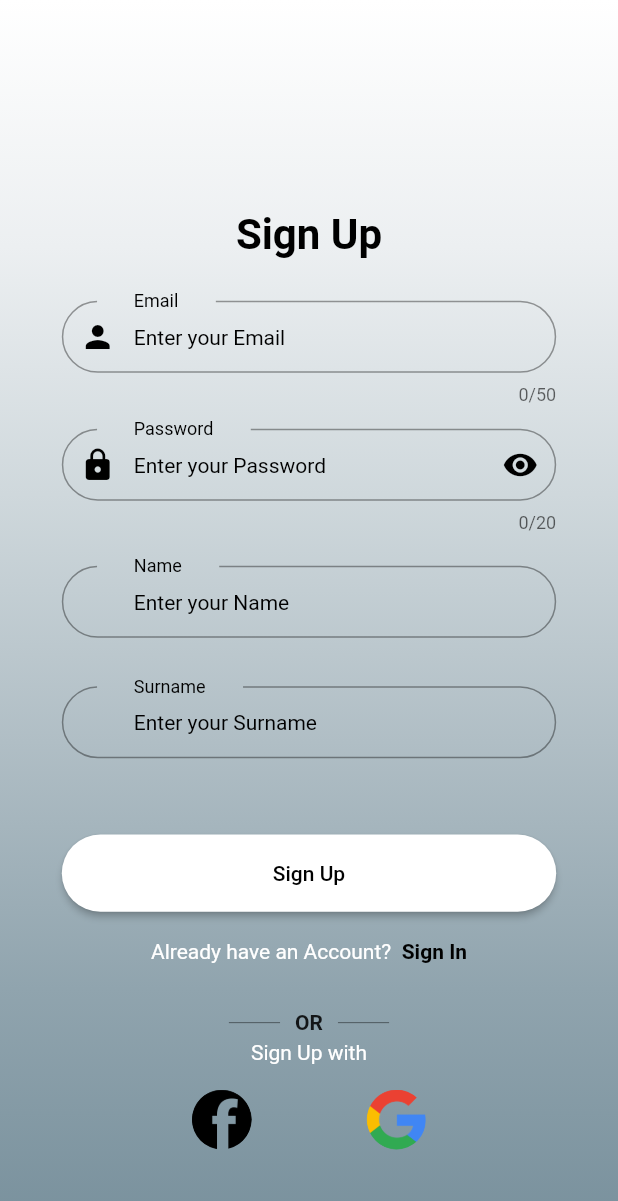
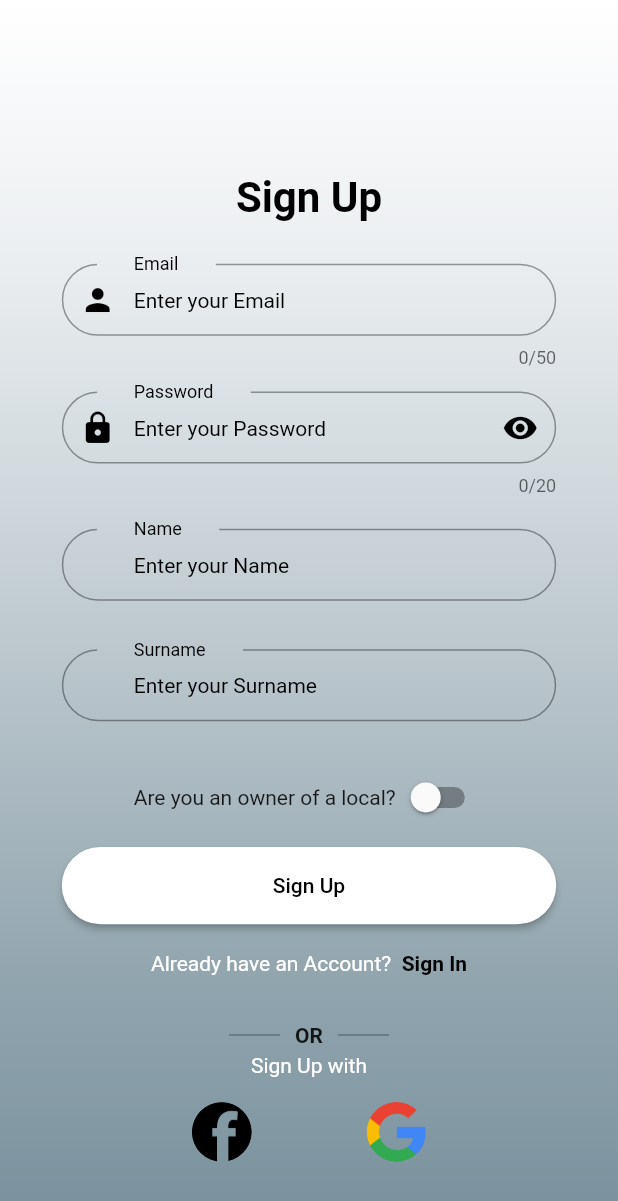
Before and after one commit to enricosarneri/Design-and-Implementation-of-Mobile-Applications, a Flutter app: the Registration screen opened directly, on a phone screen of 412 x 824 dp. Shown: the top 1201 px of the screen. Run offline on Flutter 3.47's test engine with Material 2 defaults, Android fonts, the phone set to English and light mode, and no system bars; our stand-ins replace cloud_firestore, firebase_auth, firebase_core, fluttertoast, geolocator, google_maps_flutter and 7 more; missing offline and left inert: draggable_bottom_sheet, draggable_scrollbar, flutter_facebook_login, geocoder, qr_code_scanner; accounts and stored records are empty.

Commit message:
bottone are you an owner

```diff
--- a/Event_handler_application/lib/screens/authenticate/registration.dart
+++ b/Event_handler_application/lib/screens/authenticate/registration.dart
@@ -191,7 +191,7 @@ class _RegistrationState extends State<Registration> {
                   mainAxisAlignment: MainAxisAlignment.center,
                   children: <Widget>[
                     Container(
-                      height: size.height * 0.17,
+                      height: size.height * 0.14,
                       width: 40,
                       decoration: BoxDecoration(
                           // image: DecorationImage(
@@ -507,6 +507,26 @@ class _RegistrationState extends State<Registration> {
                             ),
                           ),
                         ),
+                        Container(
+                          height: size.height / 25,
+                          alignment: Alignment.center,
+                          child: Row(
+                            mainAxisAlignment: MainAxisAlignment.center,
+                            children: [
+                              Text(
+                                "Are you an owner of a local?",
+                                textAlign: TextAlign.center,
+                              ),
+                              Switch(
+                                  value: _isOwner,
+                                  onChanged: (value) {
+                                    setState(() {
+                                      _isOwner = value;
+                                    });
+                                  })
+                            ],
+                          ),
+                        ),
                         SizedBox(
                           height: size.height / 50,
                         ),
```
